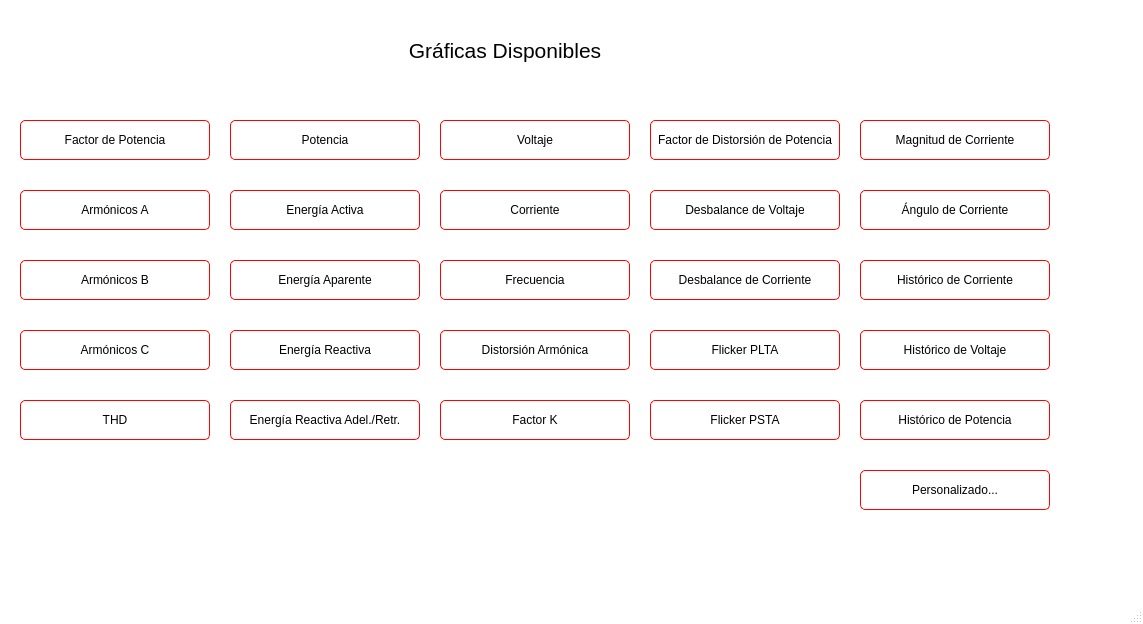
The window that Graficas_menu.ui (Katy9912/EPSOL-Trabajo1) describes before a commit, drawn with Qt 5.
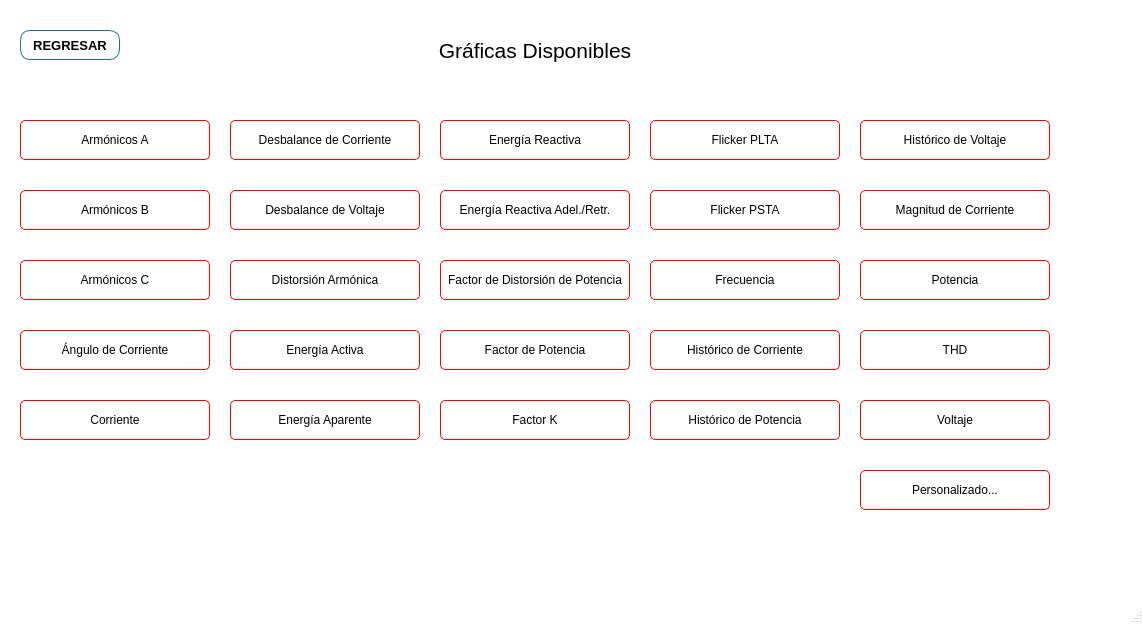
The same window after the commit. Icons and pictures are not drawn.

```diff
--- a/Graficas_menu.ui
+++ b/Graficas_menu.ui
@@ -57,7 +57,7 @@
    <widget class="QLabel" name="titte_label">
     <property name="geometry">
      <rect>
-      <x>210</x>
+      <x>240</x>
       <y>20</y>
       <width>590</width>
       <height>60</height>
@@ -82,8 +82,8 @@
     </property>
     <property name="geometry">
      <rect>
-      <x>20</x>
-      <y>120</y>
+      <x>440</x>
+      <y>330</y>
       <width>190</width>
       <height>40</height>
      </rect>
@@ -113,7 +113,7 @@
     <property name="geometry">
      <rect>
       <x>20</x>
-      <y>190</y>
+      <y>120</y>
       <width>190</width>
       <height>40</height>
      </rect>
@@ -142,8 +142,8 @@
     </property>
     <property name="geometry">
      <rect>
-      <x>20</x>
-      <y>400</y>
+      <x>860</x>
+      <y>330</y>
       <width>190</width>
       <height>40</height>
      </rect>
@@ -172,8 +172,8 @@
     </property>
     <property name="geometry">
      <rect>
-      <x>230</x>
-      <y>120</y>
+      <x>860</x>
+      <y>260</y>
       <width>190</width>
       <height>40</height>
      </rect>
@@ -219,7 +219,7 @@
     <property name="geometry">
      <rect>
       <x>230</x>
-      <y>190</y>
+      <y>330</y>
       <width>190</width>
       <height>40</height>
      </rect>
@@ -248,8 +248,8 @@
     </property>
     <property name="geometry">
      <rect>
-      <x>440</x>
-      <y>120</y>
+      <x>860</x>
+      <y>400</y>
       <width>190</width>
       <height>40</height>
      </rect>
@@ -279,8 +279,8 @@
     </property>
     <property name="geometry">
      <rect>
-      <x>440</x>
-      <y>190</y>
+      <x>20</x>
+      <y>400</y>
       <width>190</width>
       <height>40</height>
      </rect>
@@ -309,7 +309,7 @@
     </property>
     <property name="geometry">
      <rect>
-      <x>440</x>
+      <x>650</x>
       <y>260</y>
       <width>190</width>
       <height>40</height>
@@ -339,8 +339,8 @@
     </property>
     <property name="geometry">
      <rect>
-      <x>440</x>
-      <y>330</y>
+      <x>230</x>
+      <y>260</y>
       <width>190</width>
       <height>40</height>
      </rect>
@@ -399,8 +399,8 @@
     </property>
     <property name="geometry">
      <rect>
-      <x>650</x>
-      <y>120</y>
+      <x>440</x>
+      <y>260</y>
       <width>190</width>
       <height>40</height>
      </rect>
@@ -429,7 +429,7 @@
     </property>
     <property name="geometry">
      <rect>
-      <x>650</x>
+      <x>230</x>
       <y>190</y>
       <width>190</width>
       <height>40</height>
@@ -459,8 +459,8 @@
     </property>
     <property name="geometry">
      <rect>
-      <x>650</x>
-      <y>260</y>
+      <x>230</x>
+      <y>120</y>
       <width>190</width>
       <height>40</height>
      </rect>
@@ -490,7 +490,7 @@
     <property name="geometry">
      <rect>
       <x>650</x>
-      <y>330</y>
+      <y>120</y>
       <width>190</width>
       <height>40</height>
      </rect>
@@ -520,7 +520,7 @@
     <property name="geometry">
      <rect>
       <x>860</x>
-      <y>120</y>
+      <y>190</y>
       <width>190</width>
       <height>40</height>
      </rect>
@@ -549,8 +549,8 @@
     </property>
     <property name="geometry">
      <rect>
-      <x>860</x>
-      <y>190</y>
+      <x>20</x>
+      <y>330</y>
       <width>190</width>
       <height>40</height>
      </rect>
@@ -579,7 +579,7 @@
     </property>
     <property name="geometry">
      <rect>
-      <x>860</x>
+      <x>650</x>
       <y>400</y>
       <width>190</width>
       <height>40</height>
@@ -610,7 +610,7 @@
     <property name="geometry">
      <rect>
       <x>860</x>
-      <y>330</y>
+      <y>120</y>
       <width>190</width>
       <height>40</height>
      </rect>
@@ -640,8 +640,8 @@
     </property>
     <property name="geometry">
      <rect>
-      <x>860</x>
-      <y>260</y>
+      <x>650</x>
+      <y>330</y>
       <width>190</width>
       <height>40</height>
      </rect>
@@ -701,7 +701,7 @@
     <property name="geometry">
      <rect>
       <x>230</x>
-      <y>260</y>
+      <y>400</y>
       <width>190</width>
       <height>40</height>
      </rect>
@@ -730,8 +730,8 @@
     </property>
     <property name="geometry">
      <rect>
-      <x>230</x>
-      <y>330</y>
+      <x>440</x>
+      <y>120</y>
       <width>190</width>
       <height>40</height>
      </rect>
@@ -760,8 +760,8 @@
     </property>
     <property name="geometry">
      <rect>
-      <x>230</x>
-      <y>400</y>
+      <x>440</x>
+      <y>190</y>
       <width>190</width>
       <height>40</height>
      </rect>
@@ -791,7 +791,7 @@
     <property name="geometry">
      <rect>
       <x>20</x>
-      <y>330</y>
+      <y>260</y>
       <width>190</width>
       <height>40</height>
      </rect>
@@ -821,7 +821,7 @@
     <property name="geometry">
      <rect>
       <x>650</x>
-      <y>400</y>
+      <y>190</y>
       <width>190</width>
       <height>40</height>
      </rect>
@@ -852,7 +852,7 @@
     <property name="geometry">
      <rect>
       <x>20</x>
-      <y>260</y>
+      <y>190</y>
       <width>190</width>
       <height>40</height>
      </rect>
@@ -875,6 +875,37 @@
      <string>Armónicos B</string>
     </property>
    </widget>
+   <widget class="QPushButton" name="backButton">
+    <property name="geometry">
+     <rect>
+      <x>20</x>
+      <y>30</y>
+      <width>100</width>
+      <height>30</height>
+     </rect>
+    </property>
+    <property name="font">
+     <font>
+      <family>Arial</family>
+      <pointsize>10</pointsize>
+      <weight>75</weight>
+      <bold>true</bold>
+     </font>
+    </property>
+    <property name="styleSheet">
+     <string notr="true">border-radius:10px;
+border-color: rgb(32, 112, 137);</string>
+    </property>
+    <property name="text">
+     <string>REGRESAR</string>
+    </property>
+    <property name="iconSize">
+     <size>
+      <width>16</width>
+      <height>16</height>
+     </size>
+    </property>
+   </widget>
   </widget>
   <widget class="QStatusBar" name="statusbar"/>
   <action name="actionAbout">
```
Left out of the diff: 11 changed lines with no effect on the pictures.
